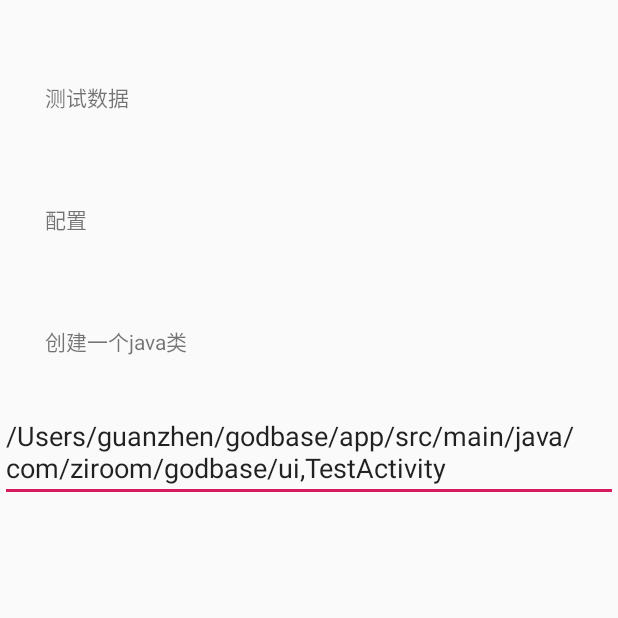
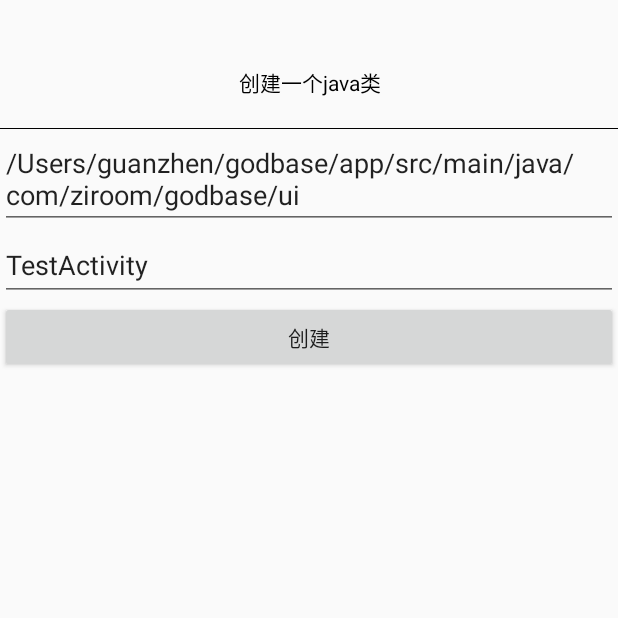
Before and after one commit to guanzhen-yun/godbase, an Android app: the MainActivity screen opened directly, with no data from a screen before it, after a tap on "创建一个java类", on a phone screen of 412 x 824 dp, the top half of it. Run offline under Robolectric (Android 15) with nearby library versions, the phone set to English and light mode, and no system bars; our stand-ins replace ButterKnife, EventBus, RxJava; libraries missing offline, so code that uses them is left out: com.alibaba.android; 1 statement that could not run was skipped.

Commit message:
修改本地生成class文件逻辑

```diff
--- a/app/src/main/java/com/ziroom/godbase/ui/main/MainActivity.java
+++ b/app/src/main/java/com/ziroom/godbase/ui/main/MainActivity.java
@@ -2,6 +2,7 @@ package com.ziroom.godbase.ui.main;
 
 import android.text.TextUtils;
 import android.view.View;
+import android.widget.Button;
 import android.widget.EditText;
 
 import com.alibaba.android.arouter.facade.annotation.Route;
@@ -25,27 +26,41 @@ import butterknife.OnClick;
 
 @Route(path = RouterConstants.App.Main)
 public class MainActivity extends BaseActivity<MainPresenter> implements MainContract.IView {
-    @BindView(R.id.et_content)
-    EditText mEtContent;
+    @BindView(R.id.et_address)
+    EditText mEtAddress;
+    @BindView(R.id.et_classname)
+    EditText mEtClassname;
+    @BindView(R.id.btn_createfile)
+    Button mBtnCreatefile;
 
-    @OnClick({R.id.tv, R.id.tv_config, R.id.tv_create})
+    @OnClick({R.id.tv, R.id.tv_config, R.id.tv_create, R.id.btn_createfile})
     public void onViewClicked(View v) {
         if (v.getId() == R.id.tv) {
             mPresenter.sendMvpRequest();
         } else if (v.getId() == R.id.tv_config) {
             RouterUtils.jump(RouterConstants.App.Config);
         } else if (v.getId() == R.id.tv_create) {
-            String s = mEtContent.getText().toString();
-            if(!TextUtils.isEmpty(s)) {
-                if(!s.contains(",")) {
-                    ToastUtils.showShortToast("类绝对地址或者类名应以,拼接");
-                } else {
-                    String address = s.split(",")[0];
-                    String className = s.split(",")[1];
-                    mPresenter.createFileRequest(address, className);
-                }
+            setTestData();
+            mEtAddress.setVisibility(View.VISIBLE);
+            mEtClassname.setVisibility(View.VISIBLE);
+            mBtnCreatefile.setVisibility(View.VISIBLE);
+        } else if(v.getId() == R.id.btn_createfile) {
+            String address = mEtAddress.getText().toString();
+            String className = mEtClassname.getText().toString();
+            if (TextUtils.isEmpty(address) || TextUtils.isEmpty(className)) {
+                ToastUtils.showShortToast("类绝对地址和类名不能为空");
+            } else {
+                mPresenter.createFileRequest(address, className);
             }
         }
+    }
+
+    /**
+     * 测试数据
+     */
+    private void setTestData() {
+        mEtAddress.setText("/Users/guanzhen/godbase/app/src/main/java/com/ziroom/godbase/ui");
+        mEtClassname.setText("TestActivity");
     }
 
     @Override
@@ -71,5 +86,10 @@ public class MainActivity extends BaseActivity<MainPresenter> implements MainCon
     @Override
     public void createFileResult(FileDo fileDo) {
         ToastUtils.showShortToast(fileDo.getFileResult());
+        mEtAddress.setVisibility(View.GONE);
+        mEtClassname.setVisibility(View.GONE);
+        mEtAddress.setText("");
+        mEtClassname.setText("");
+        mBtnCreatefile.setVisibility(View.GONE);
     }
 }
--- a/app/src/main/res/layout/activity_main.xml
+++ b/app/src/main/res/layout/activity_main.xml
@@ -12,7 +12,8 @@
         android:layout_height="wrap_content"
         android:text="测试数据"
         android:padding="30dp"
-         />
+        android:visibility="gone"
+        />
 
     <TextView
         android:id="@+id/tv_config"
@@ -20,6 +21,7 @@
         android:layout_height="wrap_content"
         android:text="配置"
         android:padding="30dp"
+        android:visibility="gone"
         />
 
     <TextView
@@ -27,15 +29,38 @@
         android:layout_width="match_parent"
         android:layout_height="wrap_content"
         android:text="创建一个java类"
-        android:padding="30dp"
+        android:padding="20dp"
+        android:textColor="#000000"
+        android:gravity="center"
+        />
+
+    <View
+        android:layout_width="match_parent"
+        android:layout_height="0.5dp"
+        android:background="#000000"
         />
 
     <EditText
         android:layout_width="match_parent"
         android:layout_height="wrap_content"
-        android:hint="请输入class文件绝对地址,类名"
-        android:id="@+id/et_content"
-        android:text="/Users/guanzhen/godbase/app/src/main/java/com/ziroom/godbase/ui,TestActivity"
+        android:hint="请输入class文件绝对地址"
+        android:id="@+id/et_address"
+        android:visibility="gone"
         />
 
+    <EditText
+        android:layout_width="match_parent"
+        android:layout_height="wrap_content"
+        android:hint="请输入class文件类名"
+        android:id="@+id/et_classname"
+        android:visibility="gone"
+        />
+
+    <Button
+        android:layout_width="match_parent"
+        android:layout_height="wrap_content"
+        android:id="@+id/btn_createfile"
+        android:text="创建"
+        android:visibility="gone"
+        />
 </LinearLayout>
```
